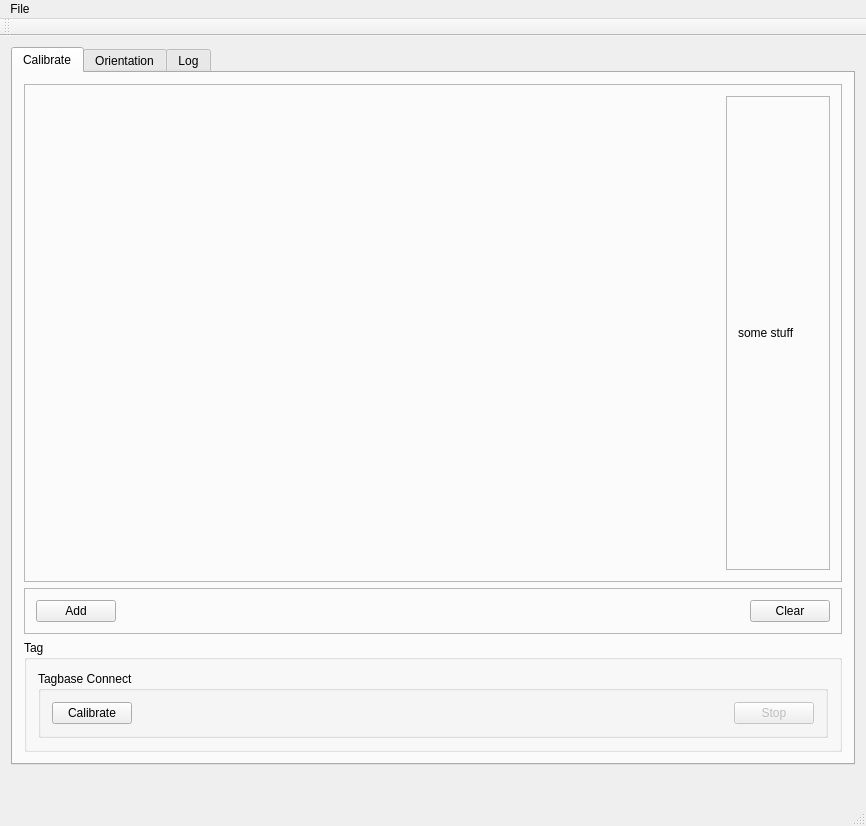
Old version of the form software/host/qtcalibrate/mainwindow.ui in the repository tag-designs/software.
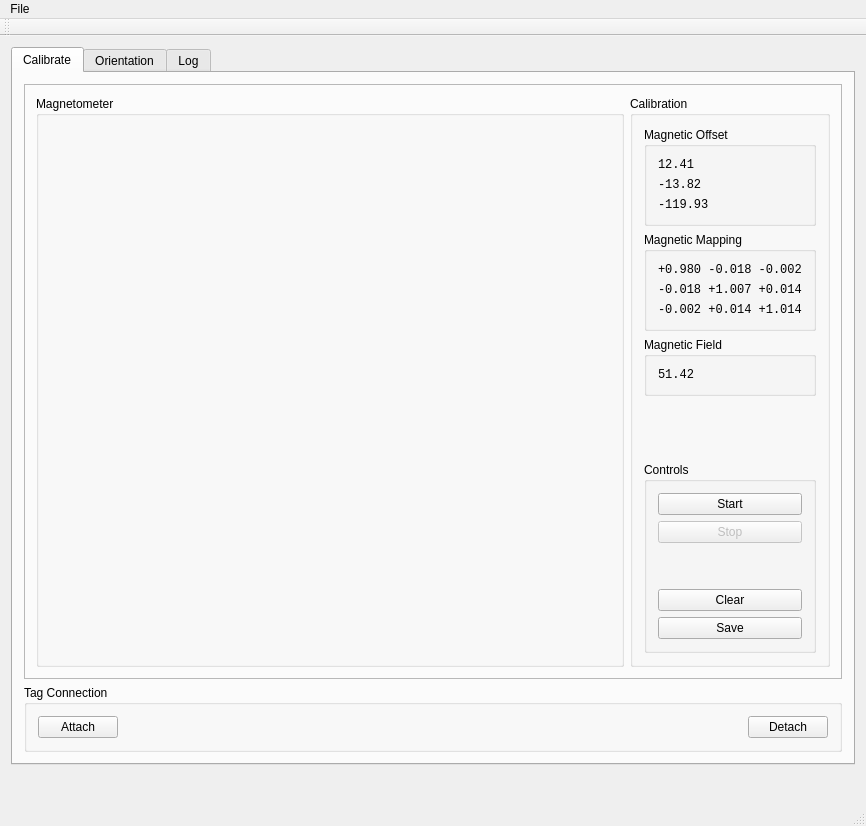
New version of the form. Custom widgets are drawn as their Qt base class.

The edit to the form file:
```diff
--- a/software/host/qtcalibrate/mainwindow.ui
+++ b/software/host/qtcalibrate/mainwindow.ui
@@ -41,6 +41,12 @@
           </property>
           <layout class="QHBoxLayout" name="horizontalLayout_4">
            <item>
+            <widget class="QGroupBox" name="groupBox">
+             <property name="title">
+              <string>Magnetometer</string>
+             </property>
+             <layout class="QVBoxLayout" name="verticalLayout_8">
+              <item>
             <widget class="MyScatter3D" name="graphWidget" native="true">
              <property name="sizePolicy">
               <sizepolicy hsizetype="Expanding" vsizetype="Preferred">
@@ -56,117 +62,161 @@
              </property>
             </widget>
            </item>
+             </layout>
+            </widget>
+           </item>
            <item>
-            <widget class="QFrame" name="frame_3">
-             <property name="minimumSize">
-              <size>
-               <width>100</width>
-               <height>178</height>
-              </size>
+            <widget class="QGroupBox" name="groupBox_2">
+             <property name="title">
+              <string>Calibration</string>
              </property>
-             <property name="frameShape">
-              <enum>QFrame::Shape::StyledPanel</enum>
-             </property>
-             <property name="frameShadow">
-              <enum>QFrame::Shadow::Raised</enum>
-             </property>
-             <layout class="QVBoxLayout" name="verticalLayout_7">
-              <property name="sizeConstraint">
-               <enum>QLayout::SizeConstraint::SetMinimumSize</enum>
-              </property>
+             <layout class="QVBoxLayout" name="verticalLayout_9">
+              <item>
+               <widget class="QGroupBox" name="groupBox_5">
+                <property name="title">
+                 <string>Magnetic Offset</string>
+                </property>
+                <layout class="QVBoxLayout" name="verticalLayout_10">
+                 <item>
+                  <widget class="QLabel" name="label_3">
+                   <property name="font">
+                    <font>
+                     <family>Courier New</family>
+                    </font>
+                   </property>
+                   <property name="text">
+                    <string>12.41</string>
+                   </property>
+                   <property name="alignment">
+                    <set>Qt::AlignmentFlag::AlignLeading|Qt::AlignmentFlag::AlignLeft|Qt::AlignmentFlag::AlignVCenter</set>
+                   </property>
+                  </widget>
+                 </item>
+                 <item>
+                  <widget class="QLabel" name="label_2">
+                   <property name="font">
+                    <font>
+                     <family>Courier New</family>
+                    </font>
+                   </property>
+                   <property name="text">
+                    <string>-13.82</string>
+                   </property>
+                   <property name="alignment">
+                    <set>Qt::AlignmentFlag::AlignLeading|Qt::AlignmentFlag::AlignLeft|Qt::AlignmentFlag::AlignVCenter</set>
+                   </property>
+                  </widget>
+                 </item>
               <item>
                <widget class="QLabel" name="label">
-                <property name="minimumSize">
-                 <size>
-                  <width>80</width>
-                  <height>80</height>
-                 </size>
+                   <property name="font">
+                    <font>
+                     <family>Courier New</family>
+                    </font>
                 </property>
                 <property name="text">
-                 <string>some stuff</string>
-                </property>
+                    <string>-119.93</string>
+                   </property>
+                   <property name="alignment">
+                    <set>Qt::AlignmentFlag::AlignLeading|Qt::AlignmentFlag::AlignLeft|Qt::AlignmentFlag::AlignVCenter</set>
+                   </property>
                </widget>
               </item>
              </layout>
             </widget>
            </item>
-          </layout>
+              <item>
+               <widget class="QGroupBox" name="groupBox_6">
+                <property name="title">
+                 <string>Magnetic Mapping</string>
+                </property>
+                <layout class="QVBoxLayout" name="verticalLayout_12">
+                 <item>
+                  <widget class="QLabel" name="label_4">
+                   <property name="font">
+                    <font>
+                     <family>Courier New</family>
+                    </font>
+                   </property>
+                   <property name="text">
+                    <string>+0.980 -0.018 -0.002</string>
+                   </property>
          </widget>
         </item>
         <item>
-         <widget class="QFrame" name="frame">
-          <property name="frameShape">
-           <enum>QFrame::Shape::StyledPanel</enum>
-          </property>
-          <property name="frameShadow">
-           <enum>QFrame::Shadow::Raised</enum>
-          </property>
-          <layout class="QHBoxLayout" name="horizontalLayout">
+                  <widget class="QLabel" name="label_6">
+                   <property name="font">
+                    <font>
+                     <family>Courier New</family>
+                    </font>
+                   </property>
+                   <property name="text">
+                    <string>-0.018 +1.007 +0.014</string>
+                   </property>
+                  </widget>
+                 </item>
            <item>
-            <widget class="QPushButton" name="addButton">
+                  <widget class="QLabel" name="label_7">
+                   <property name="font">
+                    <font>
+                     <family>Courier New</family>
+                    </font>
+                   </property>
              <property name="text">
-              <string>Add</string>
+                    <string>-0.002 +0.014 +1.014</string>
              </property>
             </widget>
            </item>
+                </layout>
+               </widget>
+              </item>
            <item>
-            <spacer name="horizontalSpacer">
+               <widget class="QGroupBox" name="groupBox_7">
+                <property name="title">
+                 <string>Magnetic Field</string>
+                </property>
+                <layout class="QVBoxLayout" name="verticalLayout_13">
+                 <item>
+                  <widget class="QLabel" name="label_8">
+                   <property name="font">
+                    <font>
+                     <family>Courier New</family>
+                    </font>
+                   </property>
+                   <property name="text">
+                    <string>51.42</string>
+                   </property>
+                  </widget>
+                 </item>
+                </layout>
+               </widget>
+              </item>
+              <item>
+               <spacer name="verticalSpacer">
              <property name="orientation">
-              <enum>Qt::Orientation::Horizontal</enum>
+                 <enum>Qt::Orientation::Vertical</enum>
              </property>
              <property name="sizeHint" stdset="0">
               <size>
-               <width>40</width>
-               <height>20</height>
+                  <width>20</width>
+                  <height>40</height>
               </size>
              </property>
             </spacer>
            </item>
-           <item>
-            <widget class="QPushButton" name="clearButton">
-             <property name="toolTip">
-              <string>Clear calibration data</string>
-             </property>
-             <property name="text">
-              <string>Clear</string>
-             </property>
-            </widget>
-           </item>
-          </layout>
-         </widget>
-        </item>
-        <item>
-         <widget class="QGroupBox" name="groupBox_1">
-          <property name="title">
-           <string>Tag</string>
-          </property>
-          <layout class="QVBoxLayout" name="verticalLayout_2">
            <item>
             <widget class="QGroupBox" name="groupBox_4">
              <property name="title">
-              <string>Tagbase Connect</string>
-             </property>
-             <layout class="QHBoxLayout" name="horizontalLayout_2">
+                 <string>Controls</string>
+                </property>
+                <layout class="QVBoxLayout" name="verticalLayout_2">
               <item>
                <widget class="QPushButton" name="connectButton">
                 <property name="text">
-                 <string>Calibrate</string>
+                    <string>Start</string>
                 </property>
                </widget>
               </item>
-              <item>
-               <spacer name="horizontalSpacer_3">
-                <property name="orientation">
-                 <enum>Qt::Orientation::Horizontal</enum>
-                </property>
-                <property name="sizeHint" stdset="0">
-                 <size>
-                  <width>40</width>
-                  <height>20</height>
-                 </size>
-                </property>
-               </spacer>
-              </item>
               <item>
                <widget class="QPushButton" name="disconnectButton">
                 <property name="enabled">
@@ -180,7 +230,76 @@
                 </property>
                </widget>
               </item>
-             </layout>
+                 <item>
+                  <spacer name="verticalSpacer_2">
+                   <property name="orientation">
+                    <enum>Qt::Orientation::Vertical</enum>
+                   </property>
+                   <property name="sizeHint" stdset="0">
+                    <size>
+                     <width>20</width>
+                     <height>40</height>
+                    </size>
+                   </property>
+                  </spacer>
+                 </item>
+                 <item>
+                  <widget class="QPushButton" name="clearButton">
+                   <property name="toolTip">
+                    <string>Clear calibration data</string>
+                   </property>
+                   <property name="text">
+                    <string>Clear</string>
+                   </property>
+                  </widget>
+                 </item>
+                 <item>
+                  <widget class="QPushButton" name="pushButton_3">
+                   <property name="text">
+                    <string>Save</string>
+                   </property>
+                  </widget>
+                 </item>
+                </layout>
+               </widget>
+              </item>
+             </layout>
+            </widget>
+           </item>
+          </layout>
+         </widget>
+        </item>
+        <item>
+         <widget class="QGroupBox" name="groupBox_3">
+          <property name="title">
+           <string>Tag Connection</string>
+          </property>
+          <layout class="QHBoxLayout" name="horizontalLayout">
+           <item>
+            <widget class="QPushButton" name="pushButton">
+             <property name="text">
+              <string>Attach</string>
+             </property>
+            </widget>
+           </item>
+           <item>
+            <spacer name="horizontalSpacer_2">
+             <property name="orientation">
+              <enum>Qt::Orientation::Horizontal</enum>
+             </property>
+             <property name="sizeHint" stdset="0">
+              <size>
+               <width>40</width>
+               <height>20</height>
+              </size>
+             </property>
+            </spacer>
+           </item>
+           <item>
+            <widget class="QPushButton" name="pushButton_2">
+             <property name="text">
+              <string>Detach</string>
+             </property>
             </widget>
            </item>
           </layout>
```
Left out of the diff: 2 changed lines with no effect on the pictures. Lines whose indentation alone changed are shown as unchanged.
